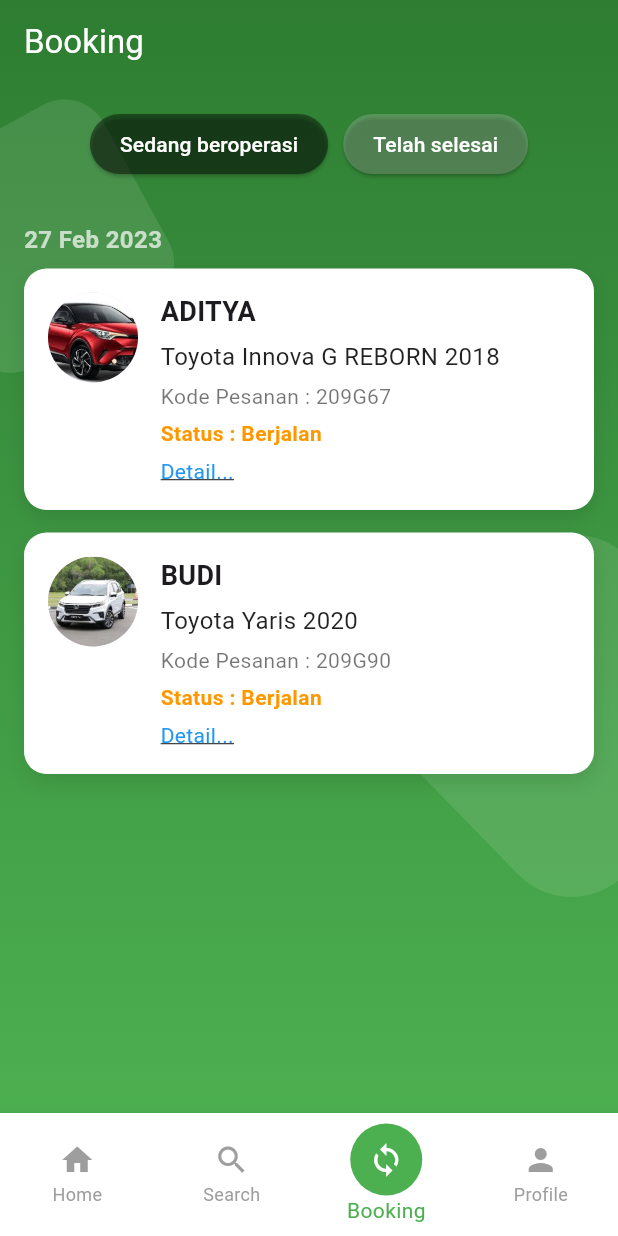
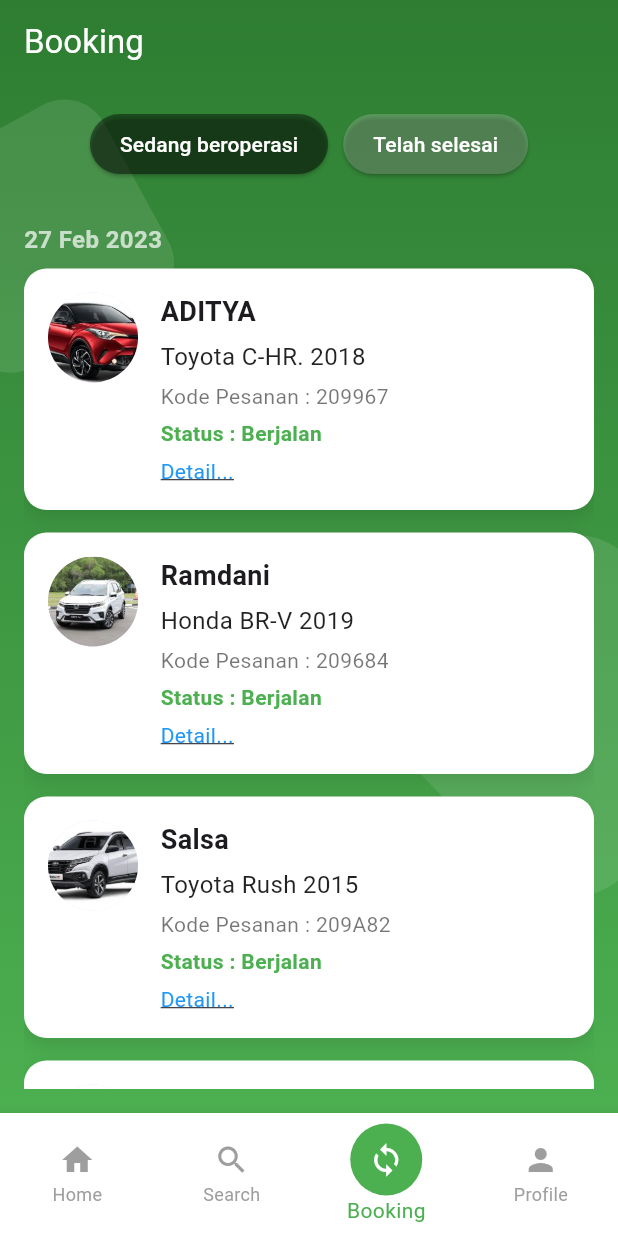
Before and after one commit to Rendi2003/kerja-peraktek, a Flutter app: the ProcessScreen screen opened directly, on a phone screen of 412 x 824 dp. Run offline on Flutter 3.47's test engine with Material 3 defaults, Android fonts, the light colour scheme and no system bars; our stand-ins replace google_maps_flutter, image_picker, shared_preferences; accounts and stored records are empty.

Commit message:
update booking1 dan booking2

```diff
--- a/lib/screens/booking_process/booking_step1.dart
+++ b/lib/screens/booking_process/booking_step1.dart
@@ -167,22 +167,82 @@ class _ProcessScreenState extends State<ProcessScreen> {
                           _buildRentalCard(
                             context: context,
                             name: 'ADITYA',
-                            car: 'Toyota Innova G REBORN 2018',
-                            code: '209G67',
+                            car: 'Toyota C-HR. 2018',
+                            code: '209967',
                             status: 'Berjalan',
-                            statusColor: Colors.orange,
+                            statusColor: Colors.green,
                             image:
                                 'assets/images/mobil.jpeg', // Pastikan path asset benar
                           ),
                           _buildRentalCard(
                             context: context,
-                            name: 'BUDI',
-                            car: 'Toyota Yaris 2020',
-                            code: '209G90',
+                            name: 'Ramdani',
+                            car: 'Honda BR-V 2019',
+                            code: '209684',
                             status: 'Berjalan',
-                            statusColor: Colors.orange,
+                            statusColor: Colors.green,
                             image:
                                 'assets/images/mobil1.jpeg', // Pastikan path asset benar
+                          ),
+                          _buildRentalCard(
+                            context: context,
+                            name: 'Salsa',
+                            car: 'Toyota Rush 2015',
+                            code: '209A82',
+                            status: 'Berjalan',
+                            statusColor: Colors.green,
+                            image:
+                                'assets/images/mobil2.jpeg', // Pastikan path asset benar
+                          ),
+                          _buildRentalCard(
+                            context: context,
+                            name: 'Yasmin',
+                            car: 'Toyota GR86 2015',
+                            code: '209A82',
+                            status: 'Berjalan',
+                            statusColor: Colors.green,
+                            image:
+                                'assets/images/mobil3.jpeg', // Pastikan path asset benar
+                          ),
+                          _buildRentalCard(
+                            context: context,
+                            name: 'Fayiz',
+                            car: 'Koenigsegg Gemera',
+                            code: '209A82',
+                            status: 'Berjalan',
+                            statusColor: Colors.green,
+                            image:
+                                'assets/images/mobil4.jpeg', // Pastikan path asset benar
+                          ),
+                          _buildRentalCard(
+                            context: context,
+                            name: 'Deski',
+                            car: 'Toyota Vios',
+                            code: '209A82',
+                            status: 'Berjalan',
+                            statusColor: Colors.green,
+                            image:
+                                'assets/images/mobil5.jpeg', // Pastikan path asset benar
+                          ),
+                          _buildRentalCard(
+                            context: context,
+                            name: 'Adit',
+                            car: 'Toyota Camry NASCAR Cup Series Car',
+                            code: '209A82',
+                            status: 'Berjalan',
+                            statusColor: Colors.green,
+                            image:
+                                'assets/images/mobil6.jpeg', // Pastikan path asset benar
+                          ),
+                          _buildRentalCard(
+                            context: context,
+                            name: 'Alesha',
+                            car: 'Lamborghini Huracán',
+                            code: '209A82',
+                            status: 'Berjalan',
+                            statusColor: Colors.green,
+                            image:
+                                'assets/images/mobil7.jpeg', // Pastikan path asset benar
                           ),
                           // Tambahkan card lainnya di sini...
                         ],
@@ -320,7 +380,13 @@ class _ProcessScreenState extends State<ProcessScreen> {
                     Navigator.push(
                       context,
                       MaterialPageRoute(
-                          builder: (context) => const Process2Screen()),
+                          builder: (context) => BookingStep2(
+                                bookingDetails: BookingDetails(
+                                  customerName: name,
+                                  carDetails: car,
+                                  carImage: image,
+                                ),
+                              )),
                     );
                   },
                   child: const Text(
```
Also changed, not shown: lib/main.dart (+7 -1 lines), lib/screens/booking_process/booking_step2.dart (+46 -37 lines).
